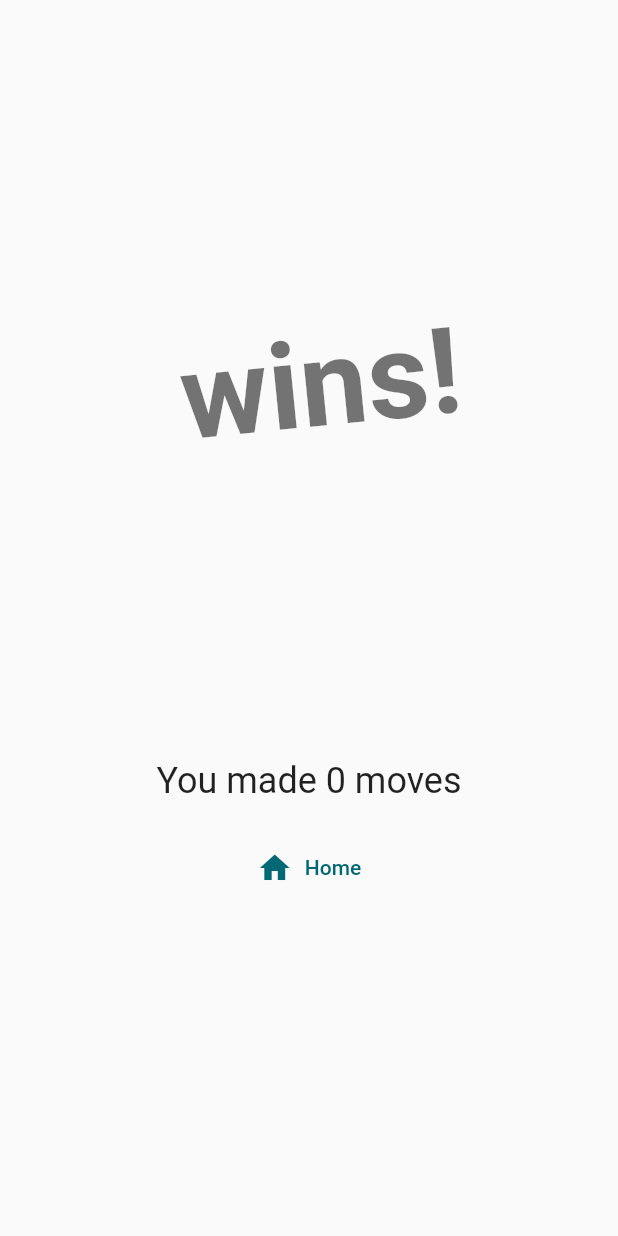
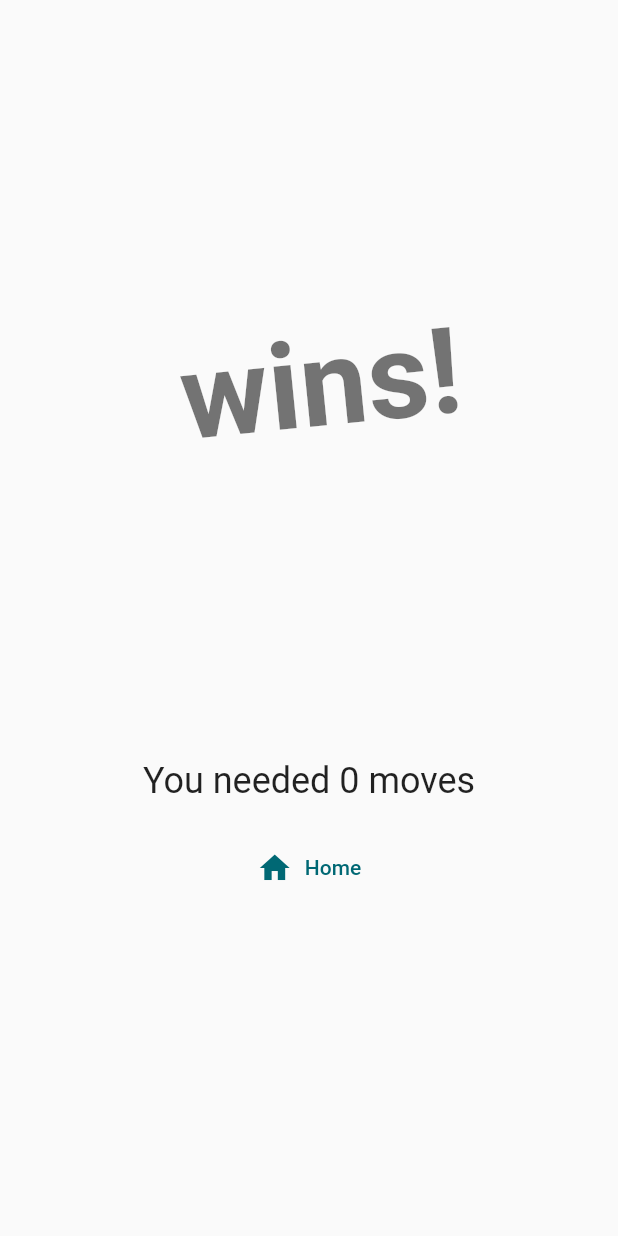
Before and after one commit to floodoo/connect-four, a Flutter app: the WinMenuScreen screen opened by its route, on a phone screen of 412 x 824 dp. Run offline on Flutter 3.47's test engine with Material 2 defaults, Android fonts, the phone set to English and light mode, and no system bars; our stand-ins replace audioplayers, flutter_riverpod, freezed_annotation, go_router, google_fonts; generated files the repository leaves out were written again.

Commit message:
change winning text

```diff
--- a/lib/pages/win_menu/win_menu.screen.dart
+++ b/lib/pages/win_menu/win_menu.screen.dart
@@ -27,7 +27,7 @@ class WinMenuScreen extends ConsumerWidget {
                 ),
               ),
               const SizedBox(height: 200),
-              Text("You made $gameMoves moves", style: theme.textTheme.headline5),
+              Text("You needed $gameMoves moves", style: theme.textTheme.headline5),
               const SizedBox(height: 20),
               TextButton.icon(
                 onPressed: () => GoRouter.of(context).go('/'),
```
